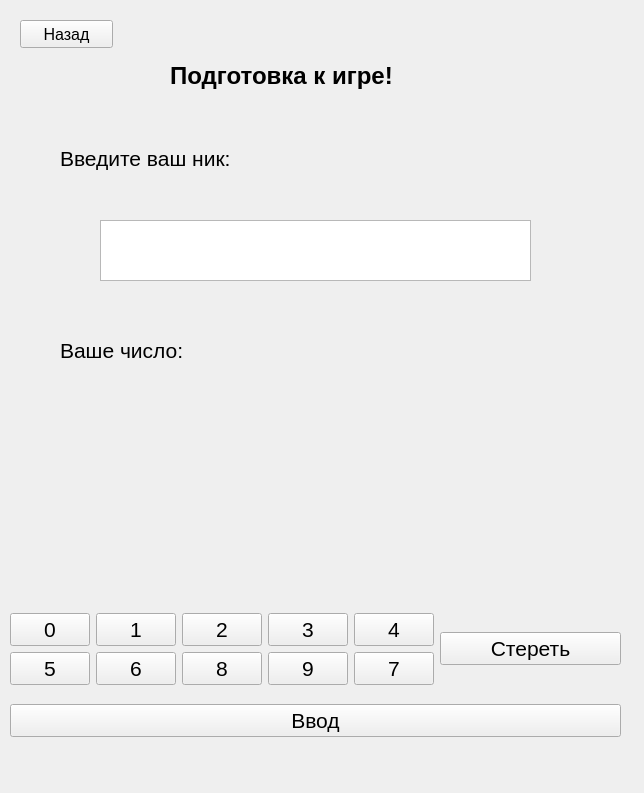
This is project/windows/enter_number_window.ui in ttalova/bulls_and_cows as Qt 5 draws it before an edit. The edited form follows.
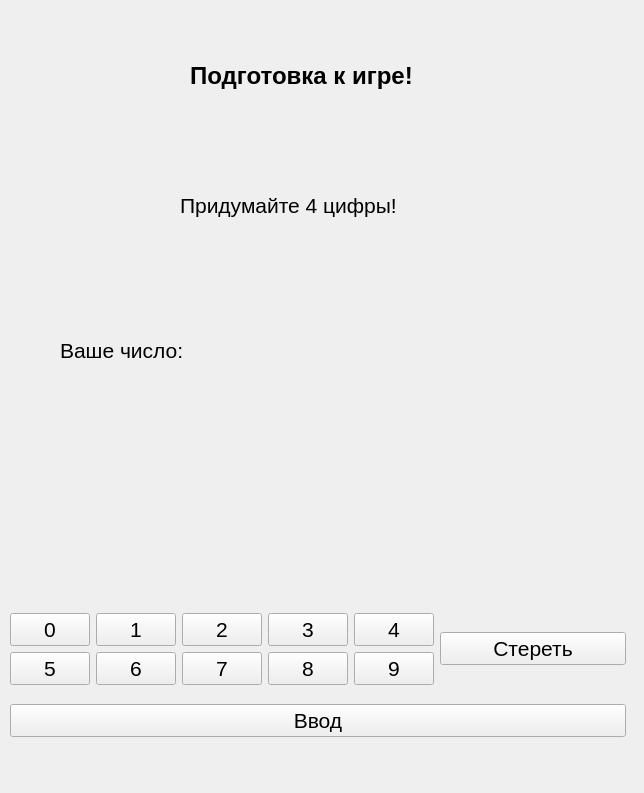
This is the edited form.

```diff
--- a/project/windows/enter_number_window.ui
+++ b/project/windows/enter_number_window.ui
@@ -66,7 +66,7 @@
      <rect>
       <x>10</x>
       <y>600</y>
-      <width>611</width>
+      <width>616</width>
       <height>150</height>
      </rect>
     </property>
@@ -165,6 +165,18 @@
              </property>
             </widget>
            </item>
+           <item>
+            <widget class="QPushButton" name="pushButton_7">
+             <property name="font">
+              <font>
+               <pointsize>16</pointsize>
+              </font>
+             </property>
+             <property name="text">
+              <string>7</string>
+             </property>
+            </widget>
+           </item>
            <item>
             <widget class="QPushButton" name="pushButton_8">
              <property name="font">
@@ -189,18 +201,6 @@
              </property>
             </widget>
            </item>
-           <item>
-            <widget class="QPushButton" name="pushButton_7">
-             <property name="font">
-              <font>
-               <pointsize>16</pointsize>
-              </font>
-             </property>
-             <property name="text">
-              <string>7</string>
-             </property>
-            </widget>
-           </item>
           </layout>
          </item>
         </layout>
@@ -239,10 +239,10 @@
    <widget class="QLabel" name="label">
     <property name="geometry">
      <rect>
-      <x>60</x>
+      <x>180</x>
       <y>140</y>
-      <width>412</width>
-      <height>36</height>
+      <width>281</width>
+      <height>131</height>
      </rect>
     </property>
     <property name="font">
@@ -251,38 +251,16 @@
      </font>
     </property>
     <property name="text">
-     <string>Введите ваш ник:</string>
+     <string>Придумайте 4 цифры!</string>
     </property>
     <property name="textFormat">
      <enum>Qt::AutoText</enum>
     </property>
    </widget>
-   <widget class="QTextEdit" name="nick_of_player">
-    <property name="geometry">
-     <rect>
-      <x>100</x>
-      <y>220</y>
-      <width>431</width>
-      <height>61</height>
-     </rect>
-    </property>
-    <property name="font">
-     <font>
-      <pointsize>18</pointsize>
-     </font>
-    </property>
-    <property name="html">
-     <string>&lt;!DOCTYPE HTML PUBLIC &quot;-//W3C//DTD HTML 4.0//EN&quot; &quot;http://www.w3.org/TR/REC-html40/strict.dtd&quot;&gt;
-&lt;html&gt;&lt;head&gt;&lt;meta name=&quot;qrichtext&quot; content=&quot;1&quot; /&gt;&lt;style type=&quot;text/css&quot;&gt;
-p, li { white-space: pre-wrap; }
-&lt;/style&gt;&lt;/head&gt;&lt;body style=&quot; font-family:'MS Shell Dlg 2'; font-size:18pt; font-weight:400; font-style:normal;&quot;&gt;
-&lt;p style=&quot;-qt-paragraph-type:empty; margin-top:0px; margin-bottom:0px; margin-left:0px; margin-right:0px; -qt-block-indent:0; text-indent:0px;&quot;&gt;&lt;br /&gt;&lt;/p&gt;&lt;/body&gt;&lt;/html&gt;</string>
-    </property>
-   </widget>
    <widget class="QLabel" name="label_2">
     <property name="geometry">
      <rect>
-      <x>170</x>
+      <x>190</x>
       <y>50</y>
       <width>301</width>
       <height>51</height>
@@ -312,26 +290,6 @@
      <string/>
     </property>
    </widget>
-   <widget class="QPushButton" name="pushButton_back">
-    <property name="geometry">
-     <rect>
-      <x>20</x>
-      <y>20</y>
-      <width>93</width>
-      <height>28</height>
-     </rect>
-    </property>
-    <property name="font">
-     <font>
-      <pointsize>12</pointsize>
-      <weight>50</weight>
-      <bold>false</bold>
-     </font>
-    </property>
-    <property name="text">
-     <string>Назад</string>
-    </property>
-   </widget>
   </widget>
  </widget>
  <resources/>
```
